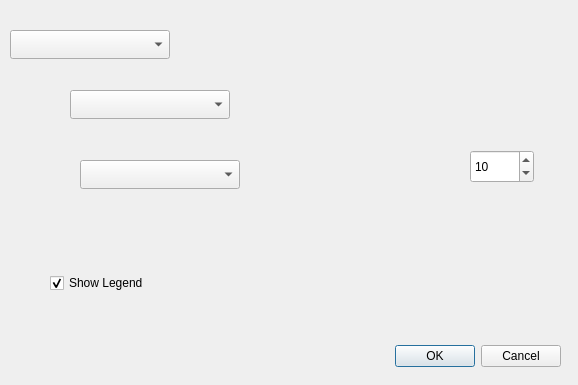
Above: ui/Scatter.ui from lucacasagrande/DataPlot before the change. Below: the same form after it.
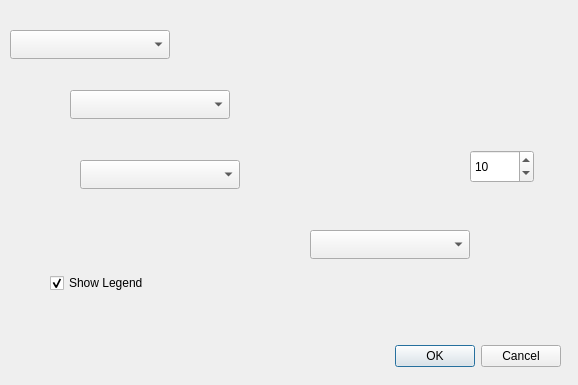
That is the form after the change. Custom widgets are drawn as their Qt base class.

The edit to the form file:
```diff
--- a/ui/Scatter.ui
+++ b/ui/Scatter.ui
@@ -91,6 +91,16 @@
     <number>10</number>
    </property>
   </widget>
+  <widget class="QgsFieldComboBox" name="Field3">
+   <property name="geometry">
+    <rect>
+     <x>310</x>
+     <y>230</y>
+     <width>160</width>
+     <height>29</height>
+    </rect>
+   </property>
+  </widget>
  </widget>
  <customwidgets>
   <customwidget>
```
Left out of the diff: 16 changed lines with no effect on the pictures.
